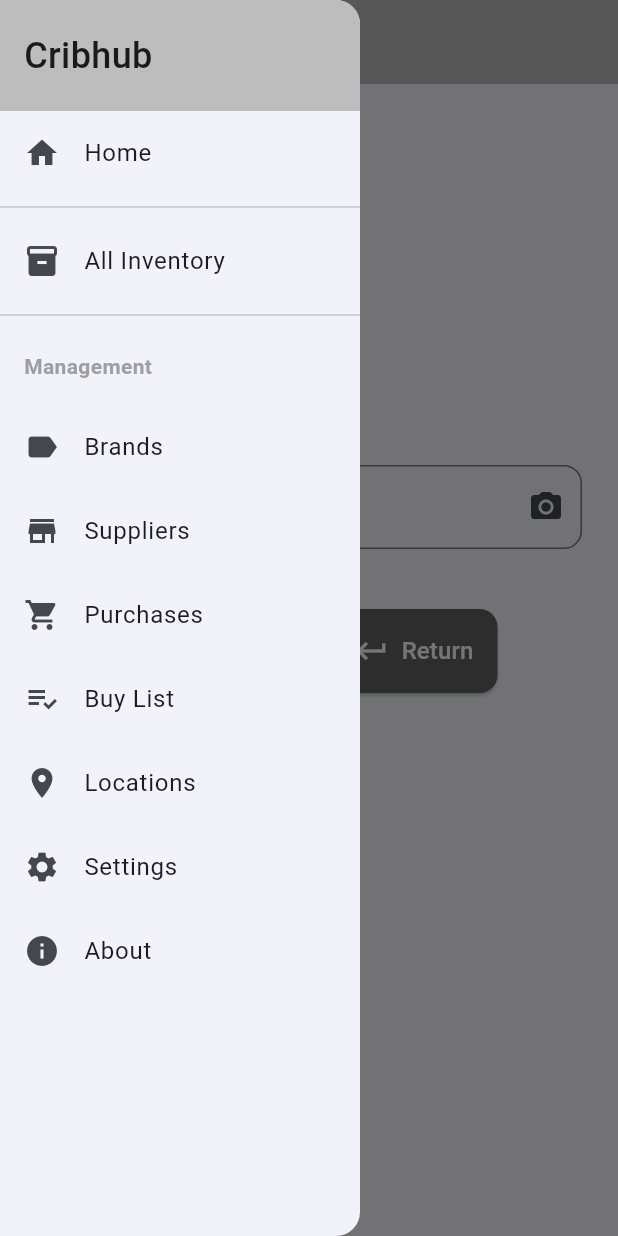
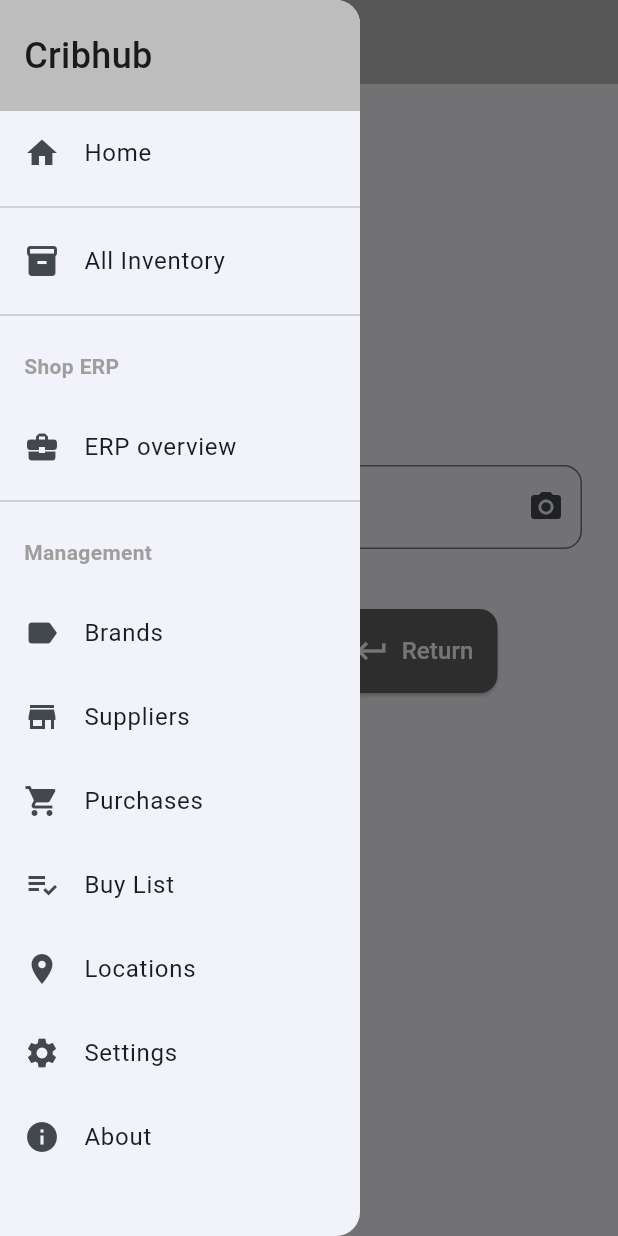
Before and after one commit to Gujustud/cribhub_v2, a Flutter app: the screen it shows after launch, with the side drawer open, on a phone screen of 412 x 824 dp. Run offline on Flutter 3.47's test engine with Material 3 defaults, Android fonts, the phone set to English and light mode, and no system bars; our stand-ins replace file_picker, package_info_plus, pocketbase, shared_preferences; missing offline and left inert: qr; network calls fail.

Commit message:
ERP: fix PocketBase categories migration; drawer + overview; data contract doc

```diff
--- a/lib/app_drawer.dart
+++ b/lib/app_drawer.dart
@@ -10,6 +10,7 @@ import 'settings_screen.dart';
 import 'about_screen.dart';
 import 'main.dart';
 import 'drawer_data_cache.dart';
+import 'erp_home_screen.dart';
 
 class AppDrawer extends StatelessWidget {
   /// If true, this widget is used in `Scaffold.drawer` and will
@@ -104,6 +105,30 @@ class AppDrawer extends StatelessWidget {
                     );
                   },
                 )),
+        const Divider(),
+        const Padding(
+          padding: EdgeInsets.all(16.0),
+          child: Text(
+            'Shop ERP',
+            style: TextStyle(
+              fontWeight: FontWeight.bold,
+              color: Colors.grey,
+            ),
+          ),
+        ),
+        ListTile(
+          leading: const Icon(Icons.business_center),
+          title: const Text('ERP overview'),
+          onTap: () {
+            maybeCloseDrawer(context);
+            Navigator.push(
+              context,
+              MaterialPageRoute<void>(
+                builder: (context) => const ErpHomeScreen(),
+              ),
+            );
+          },
+        ),
         const Divider(),
         const Padding(
           padding: EdgeInsets.all(16.0),
```
Also changed, not shown: lib/erp_home_screen.dart (added, +81 -0 lines), 2 other files.
